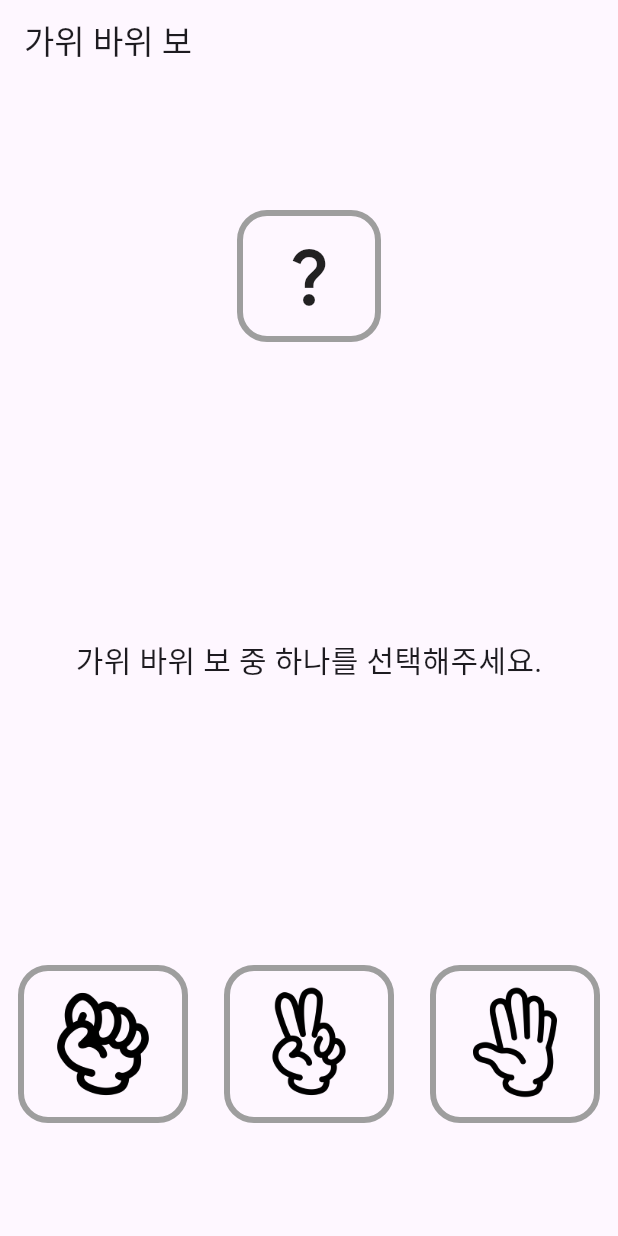
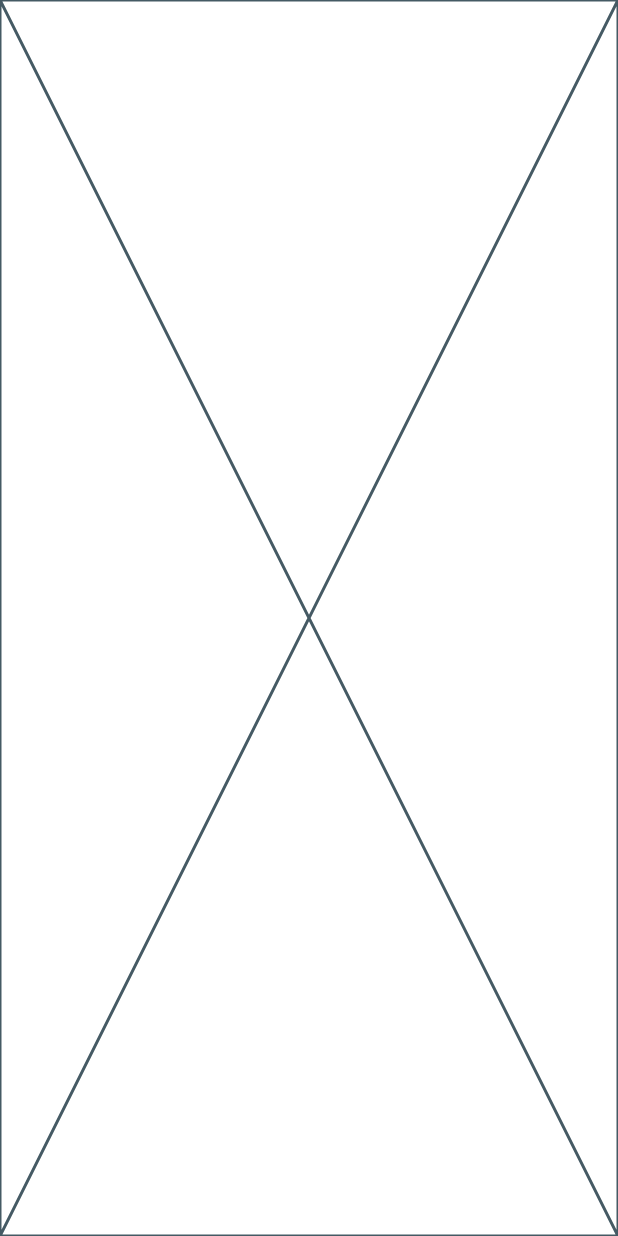
Before and after one commit to treefarm-mihyang/flutter-tutorial, a Flutter app: the screen it shows after launch, on a phone screen of 412 x 824 dp. Run offline on Flutter 3.47's test engine with Material 3 defaults, Android fonts, the phone set to English and light mode, and no system bars.

Commit message:
chore: initialize

```diff
--- a/lib/game/enum.dart
+++ /dev/null
@@ -1,19 +0,0 @@
-const assetPath = 'assets/images';
-
-enum InputType {
-  rock,
-  scissors,
-  paper;
-
-  String get path => '$assetPath/$name.png';
-}
-
-enum Result {
-  playerWin('플레이어 승리'),
-  draw('무승부'),
-  cpuWin('CPU 승리');
-
-  const Result(this.displayString);
-
-  final String displayString;
-}
--- a/lib/game/game_body.dart
+++ /dev/null
@@ -1,108 +0,0 @@
-import 'dart:math';
-
-import 'package:flutter/material.dart';
-import 'package:toonflix/game/enum.dart';
-import 'package:toonflix/game/widgets/cpu_input.dart';
-import 'package:toonflix/game/widgets/game_result.dart';
-import 'package:toonflix/game/widgets/user_input.dart';
-
-class GameBody extends StatefulWidget {
-  const GameBody({super.key});
-
-  @override
-  State<GameBody> createState() => _GameBodyState();
-}
-
-class _GameBodyState extends State<GameBody> {
-  late bool isDone;
-  InputType? _userInput;
-  late InputType _cpuInput;
-
-  @override
-  void initState() {
-    super.initState();
-    isDone = false;
-    setCpuInput();
-  }
-
-  @override
-  Widget build(BuildContext context) {
-    return Column(
-      children: [
-        Expanded(
-            child: CpuInput(
-          isDone: isDone,
-          cpuInput: _cpuInput,
-        )),
-        Expanded(
-            child: GameResult(
-          isDone: isDone,
-          result: _getResult(),
-          callback: reset,
-        )),
-        Expanded(
-            child: UserInput(
-          isDone: isDone,
-          callback: setUserInput,
-          userInput: _userInput,
-        )),
-      ],
-    );
-  }
-
-  void setUserInput(InputType userInput) {
-    setState(() {
-      _userInput = userInput;
-      isDone = true;
-    });
-  }
-
-  void setCpuInput() {
-    final random = Random();
-    _cpuInput = InputType.values[random.nextInt(3)];
-  }
-
-  void reset() {
-    setState(() {
-      isDone = false;
-      setCpuInput();
-    });
-  }
-
-  Result? _getResult() {
-    if (_userInput == null) return null;
-
-    switch (_userInput) {
-      case InputType.rock:
-        switch (_cpuInput) {
-          case InputType.rock:
-            return Result.draw;
-          case InputType.scissors:
-            return Result.playerWin;
-          case InputType.paper:
-            return Result.cpuWin;
-        }
-      case InputType.scissors:
-        switch (_cpuInput) {
-          case InputType.rock:
-            return Result.cpuWin;
-          case InputType.scissors:
-            return Result.draw;
-          case InputType.paper:
-            return Result.playerWin;
-        }
-      case InputType.paper:
-        switch (_cpuInput) {
-          case InputType.rock:
-            return Result.playerWin;
-          case InputType.scissors:
-            return Result.cpuWin;
-          case InputType.paper:
-            return Result.draw;
-        }
-      default:
-        return null;
-    }
-    return null;
-  }
-}
--- a/lib/game/widgets/cpu_input.dart
+++ /dev/null
@@ -1,41 +0,0 @@
-import 'package:flutter/material.dart';
-import 'package:toonflix/game/enum.dart';
-import 'package:toonflix/game/widgets/input_card.dart';
-
-class CpuInput extends StatelessWidget {
-  final bool isDone;
-  final InputType cpuInput;
-
-  const CpuInput({required this.isDone, required this.cpuInput, super.key});
-
-  @override
-  Widget build(BuildContext context) {
-    return Row(
-      children: [
-        const Expanded(child: SizedBox.expand()),
-        Expanded(
-          child: Center(
-            child: InputCard(
-              child: getCpuInput(),
-            ),
-          ),
-        ),
-        const Expanded(child: SizedBox.expand()),
-      ],
-    );
-  }
-
-  Widget getCpuInput() {
-    if (isDone) {
-      return Image.asset(cpuInput.path);
-    }
-    return const SizedBox(
-      width: 64,
-      height: 64,
-      child: Icon(
-        Icons.question_mark_outlined,
-        size: 48,
-      ),
-    );
-  }
-}
--- a/lib/game/widgets/game_result.dart
+++ /dev/null
@@ -1,48 +0,0 @@
-import 'package:flutter/material.dart';
-import 'package:toonflix/game/enum.dart';
-
-class GameResult extends StatelessWidget {
-  final bool isDone;
-  final Result? result;
-  final VoidCallback callback;
-
-  const GameResult({
-    this.result,
-    required this.isDone,
-    required this.callback,
-    super.key,
-  });
-
-  @override
-  Widget build(BuildContext context) {
-    if (isDone) {
-      return Column(
-        children: [
-          Center(
-            child: Text(
-              result!.displayString,
-              style: const TextStyle(
-                fontSize: 20,
-              ),
-            ),
-          ),
-          TextButton(
-            onPressed: callback,
-            child: const Text(
-              "다시 하기",
-              style: TextStyle(fontSize: 20),
-            ),
-          ),
-        ],
-      );
-    }
-    return const Center(
-      child: Text(
-        "가위 바위 보 중 하나를 선택해주세요.",
-        style: TextStyle(
-          fontSize: 20,
-        ),
-      ),
-    );
-  }
-}
--- a/lib/game/widgets/input_card.dart
+++ /dev/null
@@ -1,23 +0,0 @@
-import 'package:flutter/material.dart';
-import 'package:toonflix/game/widgets/input_content.dart';
-
-class InputCard extends StatelessWidget {
-  final Widget child;
-  final VoidCallback? callback;
-
-  const InputCard({
-    required this.child,
-    this.callback,
-    super.key,
-  });
-
-  @override
-  Widget build(BuildContext context) {
-    return Expanded(
-      child: InkWell(
-        onTap: () => callback?.call(),
-        child: InputContent(child: child),
-      ),
-    );
-  }
-}
--- a/lib/game/widgets/input_content.dart
+++ /dev/null
@@ -1,25 +0,0 @@
-import 'package:flutter/material.dart';
-
-class InputContent extends StatelessWidget {
-  const InputContent({
-    super.key,
-    required this.child,
-  });
-
-  final Widget child;
-
-  @override
-  Widget build(BuildContext context) {
-    return Container(
-      margin: const EdgeInsets.symmetric(horizontal: 12, vertical: 8),
-      padding: const EdgeInsets.symmetric(horizontal: 12, vertical: 8),
-      decoration: BoxDecoration(
-          borderRadius: BorderRadius.circular(20),
-          border: Border.all(
-            width: 4,
-            color: Colors.grey,
-          )),
-      child: child,
-    );
-  }
-}
--- a/lib/game/widgets/user_input.dart
+++ /dev/null
@@ -1,47 +0,0 @@
-import 'package:flutter/material.dart';
-import 'package:toonflix/game/enum.dart';
-import 'package:toonflix/game/widgets/input_card.dart';
-
-class UserInput extends StatelessWidget {
-  final bool isDone;
-  final InputType? userInput;
-  final Function(InputType) callback;
-
-  const UserInput({
-    this.userInput,
-    required this.isDone,
-    required this.callback,
-    super.key,
-  });
-
-  @override
-  Widget build(BuildContext context) {
-    if (isDone) {
-      return Row(
-        children: [
-          const Expanded(child: SizedBox.expand()),
-          Expanded(
-            child: Center(
-              child: InputCard(
-                child: Image.asset(userInput!.path),
-              ),
-            ),
-          ),
-          const Expanded(child: SizedBox.expand()),
-        ],
-      );
-    }
-    return Row(
-      children: _getInputs(callback),
-    );
-  }
-}
-
-List<Widget> _getInputs(Function(InputType) callback) {
-  return InputType.values
-      .map((type) => InputCard(
-            callback: () => callback.call(type),
-            child: Image.asset(type.path),
-          ))
-      .toList();
-}
--- a/lib/main.dart
+++ b/lib/main.dart
@@ -1,22 +1,16 @@
 import 'package:flutter/material.dart';
-import 'package:toonflix/game/game_body.dart';
 
 void main() async {
-  runApp(const App());
+  runApp(const InstagramApp());
 }
 
-class App extends StatelessWidget {
-  const App({super.key});
+class InstagramApp extends StatelessWidget {
+  const InstagramApp({super.key});
 
   @override
   Widget build(BuildContext context) {
-    return MaterialApp(
-      home: Scaffold(
-        appBar: AppBar(
-          title: const Text("가위 바위 보"),
-        ),
-        body: const GameBody(),
-      ),
+    return const MaterialApp(
+      home: Placeholder(),
     );
   }
 }
```
Also changed, not shown: 1 other file.
